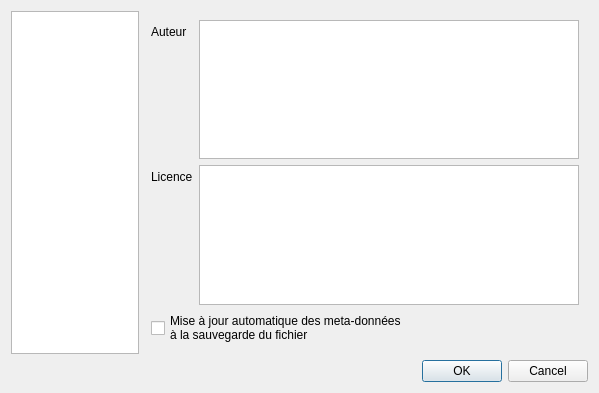
Old version of the form apps/skoobeditor/src/properties.ui in the repository agrumery/aGrUM.
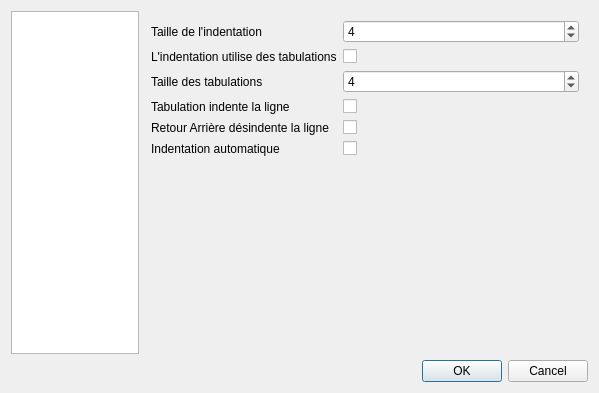
New version of the form. Icons and pictures are not drawn. Custom widgets are drawn as their Qt base class.

Commit message: [SkoobEditor] Some changes (import,add package,doc,preferences). See CHANGELOG.txt.

The edit to the form file:
```diff
--- a/apps/skoobeditor/src/properties.ui
+++ b/apps/skoobeditor/src/properties.ui
@@ -51,8 +51,116 @@
      <item>
       <widget class="QStackedWidget" name="stackedWidget">
        <property name="currentIndex">
-        <number>1</number>
+        <number>0</number>
        </property>
+       <widget class="QWidget" name="pageEditor">
+        <layout class="QVBoxLayout" name="verticalLayout_5">
+         <item>
+          <layout class="QFormLayout" name="formLayout">
+           <property name="fieldGrowthPolicy">
+            <enum>QFormLayout::AllNonFixedFieldsGrow</enum>
+           </property>
+           <item row="0" column="0">
+            <widget class="QLabel" name="indentWidthLabel">
+             <property name="toolTip">
+              <string>Taille de l'indentation en caractère
+(peut utiliser des espaces ou des tabulations).</string>
+             </property>
+             <property name="text">
+              <string>Taille de l'indentation</string>
+             </property>
+            </widget>
+           </item>
+           <item row="0" column="1">
+            <widget class="QSpinBox" name="indentWidthSpinBox">
+             <property name="value">
+              <number>4</number>
+             </property>
+            </widget>
+           </item>
+           <item row="1" column="0">
+            <widget class="QLabel" name="indentUseTabsLabel">
+             <property name="toolTip">
+              <string>Utiliser des tabulations plutôt que des espaces pour l'indentation.</string>
+             </property>
+             <property name="text">
+              <string>L'indentation utilise des tabulations</string>
+             </property>
+            </widget>
+           </item>
+           <item row="1" column="1">
+            <widget class="QCheckBox" name="indentUseTabsCheckBox"/>
+           </item>
+           <item row="2" column="0">
+            <widget class="QLabel" name="tabWidthLabel">
+             <property name="toolTip">
+              <string>Nombre de caractères que fait une tabulation.</string>
+             </property>
+             <property name="text">
+              <string>Taille des tabulations</string>
+             </property>
+            </widget>
+           </item>
+           <item row="2" column="1">
+            <widget class="QSpinBox" name="tabWidthSpinBox">
+             <property name="minimum">
+              <number>2</number>
+             </property>
+             <property name="maximum">
+              <number>8</number>
+             </property>
+             <property name="singleStep">
+              <number>2</number>
+             </property>
+             <property name="value">
+              <number>4</number>
+             </property>
+            </widget>
+           </item>
+           <item row="3" column="0">
+            <widget class="QLabel" name="tabIndentsLabel">
+             <property name="toolTip">
+              <string>La touche Tabulation ajoute une indentation plutôt qu'une tabulation
+(si les tailles d'indentation et de tabulation sont différentes).</string>
+             </property>
+             <property name="text">
+              <string>Tabulation indente la ligne</string>
+             </property>
+            </widget>
+           </item>
+           <item row="3" column="1">
+            <widget class="QCheckBox" name="tabIndentsCheckBox"/>
+           </item>
+           <item row="4" column="0">
+            <widget class="QLabel" name="backspaceUnindentsLabel">
+             <property name="toolTip">
+              <string>Enlève une indentation plutôt qu'un caractère.</string>
+             </property>
+             <property name="text">
+              <string>Retour Arrière désindente la ligne</string>
+             </property>
+            </widget>
+           </item>
+           <item row="4" column="1">
+            <widget class="QCheckBox" name="backspaceUnindentsCheckBox"/>
+           </item>
+           <item row="5" column="0">
+            <widget class="QLabel" name="autoIndentLabel">
+             <property name="toolTip">
+              <string>Quand on revient à la ligne, garder la même indentation.</string>
+             </property>
+             <property name="text">
+              <string>Indentation automatique</string>
+             </property>
+            </widget>
+           </item>
+           <item row="5" column="1">
+            <widget class="QCheckBox" name="autoIndentCheckBox"/>
+           </item>
+          </layout>
+         </item>
+        </layout>
+       </widget>
        <widget class="QWidget" name="pageShortcuts">
         <layout class="QVBoxLayout" name="verticalLayout_2">
          <property name="spacing">
```
The commit also changes 11 other files.
